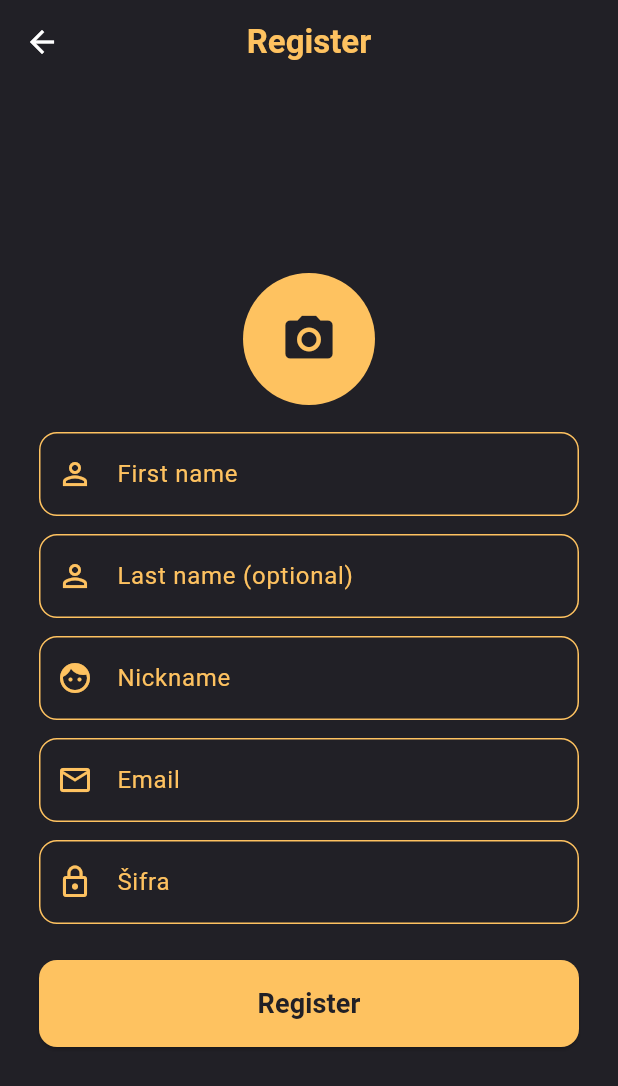
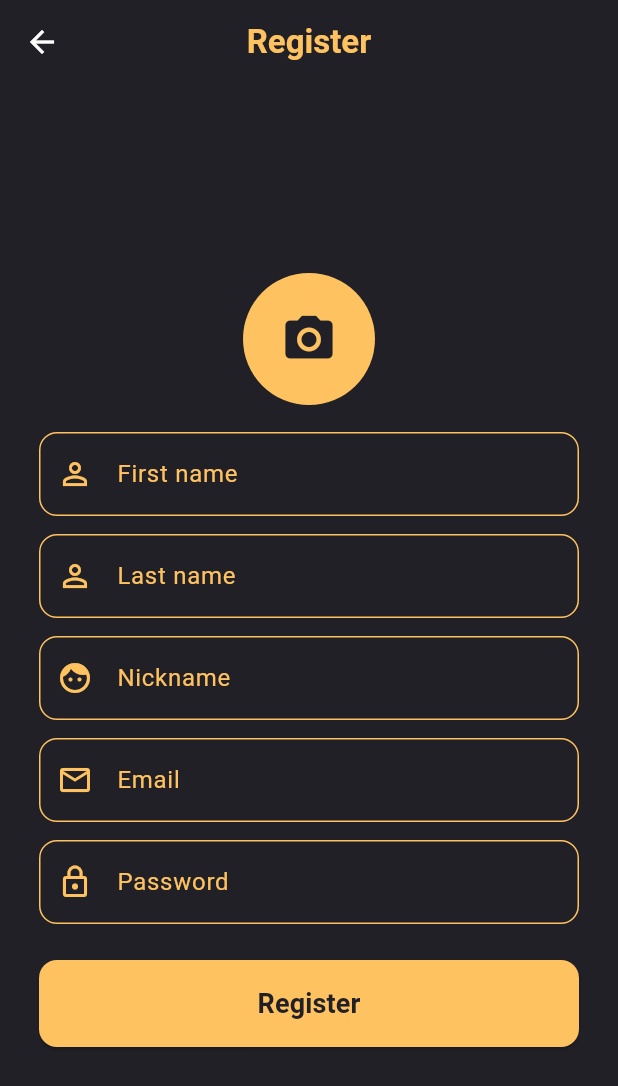
Before and after one commit to R3FA/joymodels-ui, a Flutter app: the RegisterPageScreen screen opened directly, after a tap on the "camera alt" icon, on a phone screen of 412 x 824 dp. Shown: the top 1086 px of the screen. Run offline on Flutter 3.47's test engine with Material 3 defaults, Android fonts, the light colour scheme and no system bars; our stand-ins replace image_picker.

Commit message:
Create form and image validations - Create core widgets for reusability

```diff
--- /dev/null
+++ b/joymodels_mobile/lib/ui/core/ui/form_input_decoration.dart
@@ -0,0 +1,25 @@
+import 'package:flutter/material.dart';
+import 'package:joymodels_mobile/ui/core/themes/color_palette.dart';
+
+InputDecoration formInputDecoration(String label, IconData icon) {
+  return InputDecoration(
+    prefixIcon: Icon(icon, color: ColorPallete.accent),
+    labelText: label,
+    labelStyle: const TextStyle(color: ColorPallete.accent),
+    enabledBorder: OutlineInputBorder(
+      borderSide: const BorderSide(color: ColorPallete.accent),
+      borderRadius: BorderRadius.circular(12),
+    ),
+    focusedBorder: OutlineInputBorder(
+      borderSide: const BorderSide(color: ColorPallete.accent, width: 2),
+      borderRadius: BorderRadius.circular(12),
+    ),
+    errorMaxLines: 6,
+    errorStyle: const TextStyle(
+      color: Colors.redAccent,
+      fontWeight: FontWeight.bold,
+      fontSize: 14,
+      height: 1.0,
+    ),
+  );
+}
--- /dev/null
+++ b/joymodels_mobile/lib/ui/core/view_model/user_profile_picture_view_model.dart
@@ -0,0 +1,44 @@
+import 'dart:io';
+import 'dart:typed_data';
+import 'package:image/image.dart' as img;
+
+class UserProfilePictureValidationViewModel {
+  static const int _allowedSizeInBytes = 10485760;
+  static const int _minWidth = 256;
+  static const int _minHeight = 256;
+  static const int _maxWidth = 1024;
+  static const int _maxHeight = 1024;
+  static const List<String> _allowedExtensions = ['jpg', 'jpeg', 'png'];
+
+  static Future<String?> validateUserPicture(File? userPicture) async {
+    if (userPicture == null) {
+      return "User profile picture is required.";
+    }
+
+    final int fileSize = await userPicture.length();
+    if (fileSize > _allowedSizeInBytes) {
+      return "Picture too large. Maximum size limit is 10MB";
+    }
+
+    final String filePath = userPicture.path.toLowerCase();
+    final String ext = filePath.split('.').last;
+    if (!_allowedExtensions.contains(ext)) {
+      return "Unsupported picture format. Allowed: .jpg, .jpeg, .png";
+    }
+
+    final Uint8List bytes = await userPicture.readAsBytes();
+    final img.Image? decodedImage = img.decodeImage(bytes);
+    if (decodedImage == null) {
+      return "Unsupported or corrupted image.";
+    }
+
+    if (decodedImage.width < _minWidth ||
+        decodedImage.width > _maxWidth ||
+        decodedImage.height < _minHeight ||
+        decodedImage.height > _maxHeight) {
+      return "Image error: ${decodedImage.width}x${decodedImage.height}. Allowed: width between $_minWidth-$_maxWidth px and height between $_minHeight-$_maxHeight px.";
+    }
+
+    return null;
+  }
+}
--- a/joymodels_mobile/lib/ui/register_page/view_model/register_page_view_model.dart
+++ b/joymodels_mobile/lib/ui/register_page/view_model/register_page_view_model.dart
@@ -1,19 +1,20 @@
 import 'package:flutter/material.dart';
 import 'dart:io';
-
+import 'package:image_picker/image_picker.dart';
 import 'package:joymodels_mobile/ui/core/view_model/regex_view_model.dart';
+import 'package:joymodels_mobile/ui/core/view_model/user_profile_picture_view_model.dart';
 
 class RegisterPageScreenViewModel with ChangeNotifier {
+  bool isLoading = false;
+
   final firstNameController = TextEditingController();
   final lastNameController = TextEditingController();
   final nicknameController = TextEditingController();
   final emailController = TextEditingController();
   final passwordController = TextEditingController();
-  File? avatarImage;
+  File? userProfilePicture;
 
-  String? avatarError;
-
-  bool isLoading = false;
+  String? userProfilePictureError;
   String? submitError;
 
   // Form field validations
@@ -33,32 +34,43 @@ class RegisterPageScreenViewModel with ChangeNotifier {
     return RegexValidationViewModel.validatePassword(password);
   }
 
-  // Upload avatara
-  String? setAvatar(File? file) {
-    avatarImage = file;
-    avatarError = (file == null) ? 'Avatar is required' : null;
+  Future<void> pickUserProfilePicture() async {
+    final picker = ImagePicker();
+    final picked = await picker.pickImage(source: ImageSource.gallery);
+
+    if (picked != null) {
+      userProfilePicture = File(picked.path);
+      notifyListeners();
+    }
+  }
+
+  void setProfilePicture(File? file) {
+    userProfilePicture = file;
     notifyListeners();
   }
 
-  // SUBMIT
-  Future<bool> submitForm(BuildContext context) async {
-    submitError = null;
-    avatarError = (avatarImage == null) ? 'Avatar is required' : null;
-    isLoading = true;
+  Future<String?> validateUserPicture(File? file) async {
+    userProfilePictureError =
+        await UserProfilePictureValidationViewModel.validateUserPicture(file);
+
     notifyListeners();
 
-    await Future.delayed(const Duration(milliseconds: 700)); // simulate API
+    return userProfilePictureError;
+  }
 
-    isLoading = false;
-    notifyListeners();
+  // TODO: Kada napravis servise, repo, domain klase itd onda ovu metodu zavrsi
+  Future<bool> submitForm(BuildContext context) async {
+    await validateUserPicture(userProfilePicture);
 
-    // Validacija za avatar
-    if (avatarError != null) {
-      submitError = null; // poništi prethodnu grešku
-      notifyListeners();
-      return false;
-    }
-    // success example
+    // submitError = null;
+    // isLoading = true;
+    // notifyListeners();
+
+    // await Future.delayed(const Duration(milliseconds: 5000));
+
+    // isLoading = false;
+    // notifyListeners();
+
     return true;
   }
 
--- a/joymodels_mobile/lib/ui/register_page/widgets/register_page_screen.dart
+++ b/joymodels_mobile/lib/ui/register_page/widgets/register_page_screen.dart
@@ -1,8 +1,8 @@
 import 'package:flutter/material.dart';
+import 'package:joymodels_mobile/ui/core/ui/form_input_decoration.dart';
+import 'package:joymodels_mobile/ui/core/ui/success_snack_bar.dart';
 import 'package:joymodels_mobile/ui/register_page/view_model/register_page_view_model.dart';
 import 'package:provider/provider.dart';
-import 'package:image_picker/image_picker.dart';
-import 'dart:io';
 
 import 'package:joymodels_mobile/ui/core/themes/color_palette.dart';
 
@@ -39,21 +39,15 @@ class RegisterPageScreen extends StatelessWidget {
               children: [
                 GestureDetector(
                   onTap: () async {
-                    final picker = ImagePicker();
-                    final picked = await picker.pickImage(
-                      source: ImageSource.gallery,
-                    );
-                    if (picked != null) {
-                      viewModel.setAvatar(File(picked.path));
-                    }
+                    await viewModel.pickUserProfilePicture();
                   },
                   child: CircleAvatar(
                     radius: 44,
                     backgroundColor: ColorPallete.accent,
-                    backgroundImage: viewModel.avatarImage != null
-                        ? FileImage(viewModel.avatarImage!)
+                    backgroundImage: viewModel.userProfilePicture != null
+                        ? FileImage(viewModel.userProfilePicture!)
                         : null,
-                    child: viewModel.avatarImage == null
+                    child: viewModel.userProfilePicture == null
                         ? const Icon(
                             Icons.camera_alt,
                             size: 38,
@@ -62,18 +56,25 @@ class RegisterPageScreen extends StatelessWidget {
                         : null,
                   ),
                 ),
-                if (viewModel.avatarError != null)
+                if (viewModel.userProfilePictureError != null)
                   Padding(
                     padding: const EdgeInsets.only(top: 8.0),
-                    child: Text(
-                      viewModel.avatarError!,
-                      style: const TextStyle(color: Colors.red),
+                    child: Center(
+                      child: Text(
+                        viewModel.userProfilePictureError!,
+                        style: const TextStyle(
+                          color: Colors.red,
+                          fontWeight: FontWeight.bold,
+                          fontSize: 14,
+                        ),
+                        textAlign: TextAlign.center,
+                      ),
                     ),
                   ),
                 const SizedBox(height: 18),
                 TextFormField(
                   controller: viewModel.firstNameController,
-                  decoration: _inputDecoration(
+                  decoration: formInputDecoration(
                     'First name',
                     Icons.person_outline,
                   ),
@@ -83,8 +84,8 @@ class RegisterPageScreen extends StatelessWidget {
                 const SizedBox(height: 12),
                 TextFormField(
                   controller: viewModel.lastNameController,
-                  decoration: _inputDecoration(
-                    'Last name (optional)',
+                  decoration: formInputDecoration(
+                    'Last name',
                     Icons.person_outline,
                   ),
                   style: const TextStyle(color: Colors.white),
@@ -96,14 +97,17 @@ class RegisterPageScreen extends StatelessWidget {
                 const SizedBox(height: 12),
                 TextFormField(
                   controller: viewModel.nicknameController,
-                  decoration: _inputDecoration('Nickname', Icons.face),
+                  decoration: formInputDecoration('Nickname', Icons.face),
                   validator: viewModel.validateNickname,
                   style: const TextStyle(color: Colors.white),
                 ),
                 const SizedBox(height: 12),
                 TextFormField(
                   controller: viewModel.emailController,
-                  decoration: _inputDecoration('Email', Icons.email_outlined),
+                  decoration: formInputDecoration(
+                    'Email',
+                    Icons.email_outlined,
+                  ),
                   keyboardType: TextInputType.emailAddress,
                   validator: viewModel.validateEmail,
                   style: const TextStyle(color: Colors.white),
@@ -111,7 +115,10 @@ class RegisterPageScreen extends StatelessWidget {
                 const SizedBox(height: 12),
                 TextFormField(
                   controller: viewModel.passwordController,
-                  decoration: _inputDecoration('Šifra', Icons.lock_outline),
+                  decoration: formInputDecoration(
+                    'Password',
+                    Icons.lock_outline,
+                  ),
                   obscureText: true,
                   validator: viewModel.validatePassword,
                   style: const TextStyle(color: Colors.white),
@@ -142,11 +149,11 @@ class RegisterPageScreen extends StatelessWidget {
                               final success = await viewModel.submitForm(
                                 context,
                               );
+                              if (!context.mounted) return;
                               if (success) {
-                                ScaffoldMessenger.of(context).showSnackBar(
-                                  const SnackBar(
-                                    content: Text('Registration success!'),
-                                  ),
+                                showSuccessSnackBar(
+                                  context,
+                                  'Registration success',
                                 );
                               }
                             }
@@ -177,27 +184,4 @@ class RegisterPageScreen extends StatelessWidget {
       ),
     );
   }
-
-  InputDecoration _inputDecoration(String label, IconData icon) {
-    return InputDecoration(
-      prefixIcon: Icon(icon, color: ColorPallete.accent),
-      labelText: label,
-      labelStyle: const TextStyle(color: ColorPallete.accent),
-      enabledBorder: OutlineInputBorder(
-        borderSide: const BorderSide(color: ColorPallete.accent),
-        borderRadius: BorderRadius.circular(12),
-      ),
-      focusedBorder: OutlineInputBorder(
-        borderSide: const BorderSide(color: ColorPallete.accent, width: 2),
-        borderRadius: BorderRadius.circular(12),
-      ),
-      errorMaxLines: 6,
-      errorStyle: TextStyle(
-        color: Colors.redAccent,
-        fontWeight: FontWeight.bold,
-        fontSize: 14, // Povećaj font
-        height: 1.0,
-      ),
-    );
-  }
 }
--- a/joymodels_mobile/pubspec.yaml
+++ b/joymodels_mobile/pubspec.yaml
@@ -36,6 +36,7 @@ dependencies:
   cupertino_icons: ^1.0.8
   provider: ^6.1.5+1
   image_picker: ^1.2.1
+  image: ^4.7.1
 
 dev_dependencies:
   flutter_test:
```
Also changed, not shown: joymodels_mobile/lib/ui/core/ui/error_snack_bar.dart (added, +17 -0 lines), joymodels_mobile/lib/ui/core/ui/success_snack_bar.dart (added, +17 -0 lines), joymodels_mobile/pubspec.lock.
